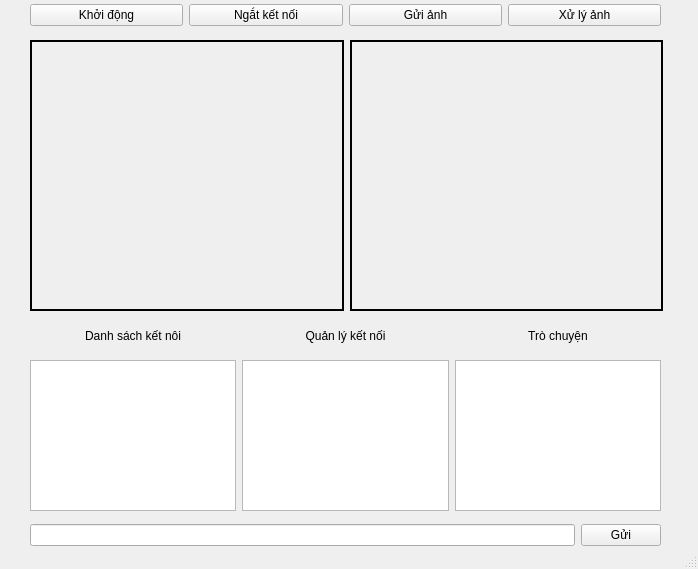
Above: ServerApp/server_ui.ui from NguyenTrung2002/DetectServer before the change. Below: the same form after it.
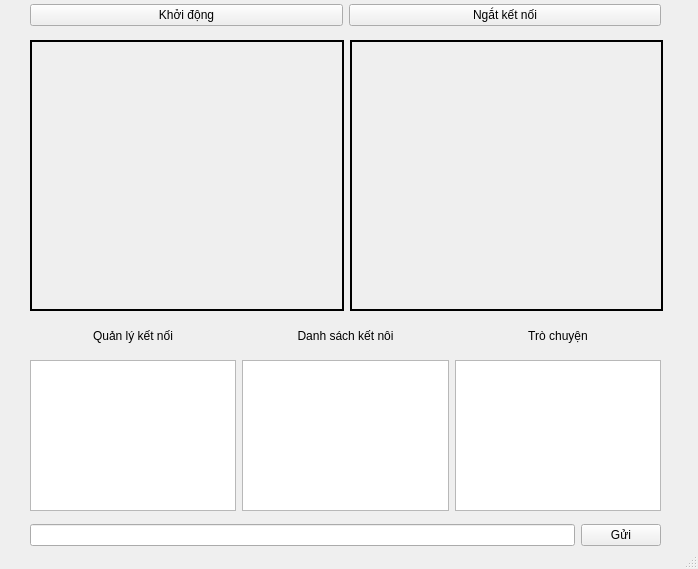
That is the form after the change.

Diff of the .ui file:
```diff
--- a/ServerApp/server_ui.ui
+++ b/ServerApp/server_ui.ui
@@ -62,20 +62,6 @@
        </property>
       </widget>
      </item>
-     <item>
-      <widget class="QPushButton" name="sendImageBut">
-       <property name="text">
-        <string>Gửi ảnh</string>
-       </property>
-      </widget>
-     </item>
-     <item>
-      <widget class="QPushButton" name="handleImageBut">
-       <property name="text">
-        <string>Xử lý ảnh</string>
-       </property>
-      </widget>
-     </item>
     </layout>
    </widget>
    <widget class="QWidget" name="horizontalLayoutWidget_3">
@@ -126,6 +112,9 @@
      </rect>
     </property>
     <layout class="QHBoxLayout" name="horizontalLayout_4">
+     <item>
+      <widget class="QTextBrowser" name="manaTextEdit"/>
+     </item>
      <item>
       <widget class="QListView" name="connectedList">
        <property name="enabled">
@@ -133,9 +122,6 @@
        </property>
       </widget>
      </item>
-     <item>
-      <widget class="QTextBrowser" name="manaTextEdit"/>
-     </item>
      <item>
       <widget class="QTextEdit" name="chatTextEdit">
        <property name="readOnly">
@@ -155,6 +141,16 @@
      </rect>
     </property>
     <layout class="QHBoxLayout" name="horizontalLayout_5">
+     <item>
+      <widget class="QLabel" name="label_3">
+       <property name="text">
+        <string>Quản lý kết nối</string>
+       </property>
+       <property name="alignment">
+        <set>Qt::AlignCenter</set>
+       </property>
+      </widget>
+     </item>
      <item>
       <widget class="QLabel" name="label">
        <property name="layoutDirection">
@@ -168,16 +164,6 @@
        </property>
       </widget>
      </item>
-     <item>
-      <widget class="QLabel" name="label_3">
-       <property name="text">
-        <string>Quản lý kết nối</string>
-       </property>
-       <property name="alignment">
-        <set>Qt::AlignCenter</set>
-       </property>
-      </widget>
-     </item>
      <item>
       <widget class="QLabel" name="label_2">
        <property name="text">
```
